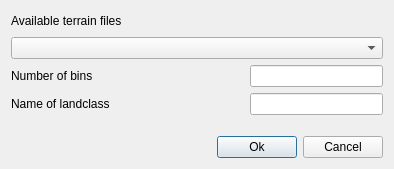
The window that modules/hist_ui.ui (Chrismarsh/CRHM-tools) describes before a commit, drawn with Qt 5.
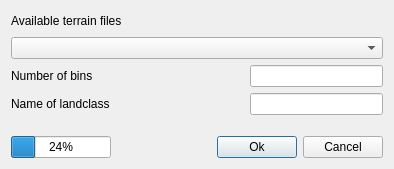
The same window after the commit.

Commit message: Added progress bar and threading for the modules

```diff
--- a/modules/hist_ui.ui
+++ b/modules/hist_ui.ui
@@ -100,21 +100,21 @@
    </item>
    <item>
     <layout class="QGridLayout" name="gridLayout_2">
-     <item row="0" column="1">
+     <item row="0" column="2">
       <widget class="QPushButton" name="btnOk">
        <property name="text">
         <string>Ok</string>
        </property>
       </widget>
      </item>
-     <item row="0" column="2">
+     <item row="0" column="3">
       <widget class="QPushButton" name="btnCncl">
        <property name="text">
         <string>Cancel</string>
        </property>
       </widget>
      </item>
-     <item row="0" column="0">
+     <item row="0" column="1">
       <spacer name="horizontalSpacer_2">
        <property name="orientation">
         <enum>Qt::Horizontal</enum>
@@ -127,6 +127,13 @@
        </property>
       </spacer>
      </item>
+     <item row="0" column="0">
+      <widget class="QProgressBar" name="progressBar">
+       <property name="value">
+        <number>24</number>
+       </property>
+      </widget>
+     </item>
     </layout>
    </item>
   </layout>
```
The commit also changes 13 other files.
